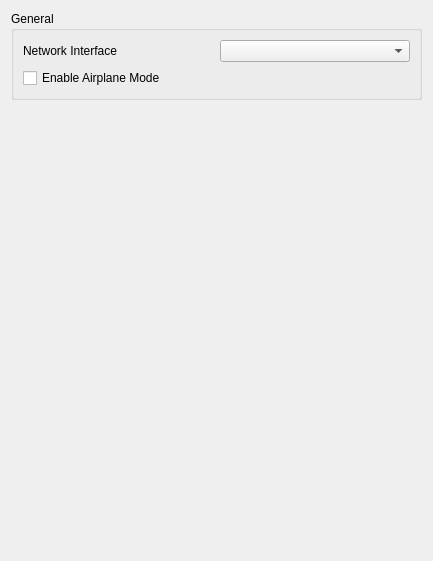
This is src/yuzu/configuration/configure_network.ui in n-popescu/Eden-LanPlay as Qt 5 draws it before an edit. The edited form follows.
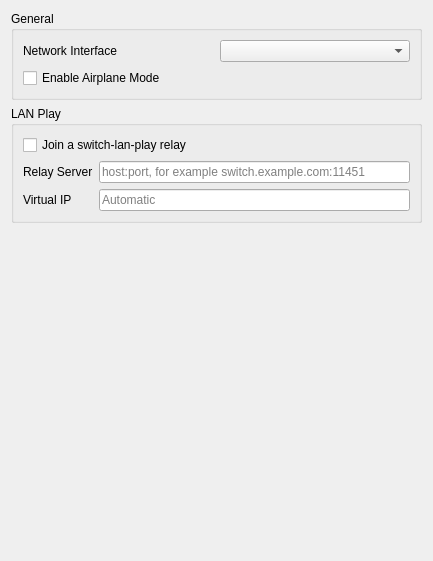
This is the edited form.

Commit message: Native Switch LAN Play support

What changed in the file:
```diff
--- a/src/yuzu/configuration/configure_network.ui
+++ b/src/yuzu/configuration/configure_network.ui
@@ -45,6 +45,59 @@
        </layout>
       </widget>
      </item>
+     <item>
+      <widget class="QGroupBox" name="lan_play_group">
+       <property name="title">
+        <string>LAN Play</string>
+       </property>
+       <layout class="QGridLayout" name="lan_play_layout">
+        <item row="0" column="0" colspan="2">
+         <widget class="QCheckBox" name="lan_play_enabled">
+          <property name="text">
+           <string>Join a switch-lan-play relay</string>
+          </property>
+          <property name="toolTip">
+           <string>Makes the emulated console behave like a Switch connected to a switch-lan-play relay. No second PC, external client, virtual adapter or host routing change is needed. Games that support local wireless multiplayer can then see every other player on the same relay.</string>
+          </property>
+         </widget>
+        </item>
+        <item row="1" column="0">
+         <widget class="QLabel" name="lan_play_server_label">
+          <property name="text">
+           <string>Relay Server</string>
+          </property>
+         </widget>
+        </item>
+        <item row="1" column="1">
+         <widget class="QLineEdit" name="lan_play_server">
+          <property name="placeholderText">
+           <string>host:port, for example switch.example.com:11451</string>
+          </property>
+          <property name="toolTip">
+           <string>Address of the relay to join. The port defaults to 11451 when omitted. If the relay requires a login, use user:password@host:port.</string>
+          </property>
+         </widget>
+        </item>
+        <item row="2" column="0">
+         <widget class="QLabel" name="lan_play_virtual_ip_label">
+          <property name="text">
+           <string>Virtual IP</string>
+          </property>
+         </widget>
+        </item>
+        <item row="2" column="1">
+         <widget class="QLineEdit" name="lan_play_virtual_ip">
+          <property name="placeholderText">
+           <string>Automatic</string>
+          </property>
+          <property name="toolTip">
+           <string>Address the emulated console presents on the relay. Leave empty to pick one automatically inside 10.13.0.0/16. The host keeps its own address either way.</string>
+          </property>
+         </widget>
+        </item>
+       </layout>
+      </widget>
+     </item>
     </layout>
    </item>
    <item>
```
The commit also changes 39 other files.
